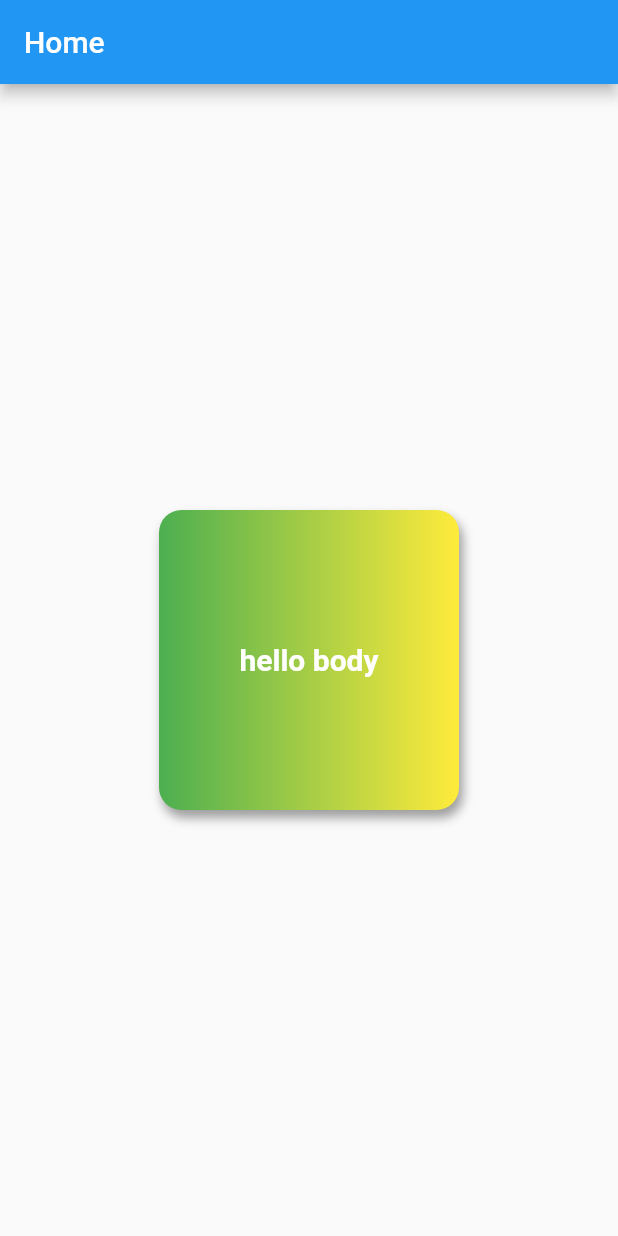
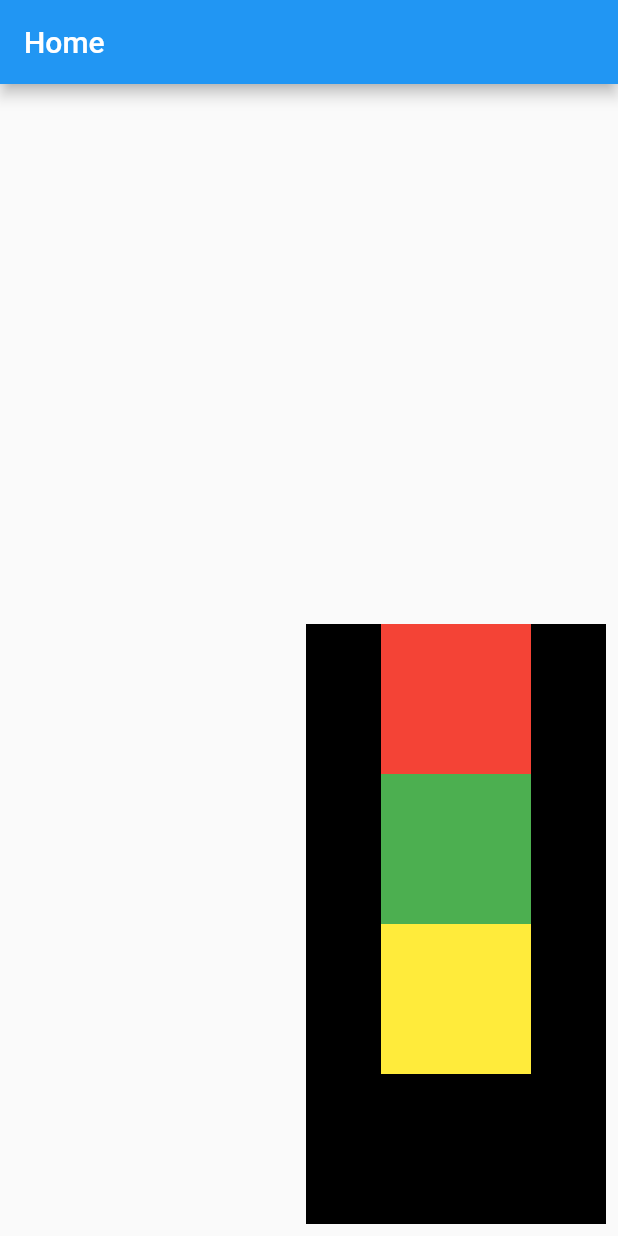
Before and after one commit to im-malikjaved/flutter, a Flutter app: the screen it shows after launch, on a phone screen of 412 x 824 dp. Run offline on Flutter 3.47's test engine with Material 2 defaults, Android fonts, the phone set to English and light mode, and no system bars.

Commit message:
align wedgit and container widget use

```diff
--- a/lib/main.dart
+++ b/lib/main.dart
@@ -15,28 +15,41 @@ class HomePage extends StatelessWidget {
         title: Text("Home"),
       ),
       // ignore: avoid_unnecessary_containers
-      body: Center(
+      body: Padding(
+        padding: const EdgeInsets.all(8.0),
+        child: Align(
+          alignment: Alignment.bottomRight,
           child: Container(
-        padding: const EdgeInsets.all(20),
-        alignment: Alignment.center,
-        decoration: BoxDecoration(
-            boxShadow: const [
-              BoxShadow(
-                  color: Colors.grey, blurRadius: 5, offset: Offset(2.5, 5.0))
-            ],
-            borderRadius: BorderRadius.circular(15),
-            color: Colors.teal,
-            gradient:
-                const LinearGradient(colors: [Colors.green, Colors.yellow])),
-        width: 200,
-        height: 200,
-        child: const Text("hello body",
-            textAlign: TextAlign.center,
-            style: TextStyle(
-                color: Colors.white,
-                fontWeight: FontWeight.bold,
-                fontSize: 20)),
-      )),
+            color: Colors.black,
+            width: 200,
+            height: 400,
+            child: Column(
+              mainAxisAlignment: MainAxisAlignment.start,
+              crossAxisAlignment: CrossAxisAlignment.center,
+              children: <Widget>[
+                Container(
+                  padding: const EdgeInsets.all(8),
+                  color: Colors.red,
+                  width: 100,
+                  height: 100,
+                ),
+                Container(
+                  padding: const EdgeInsets.all(8),
+                  color: Colors.green,
+                  width: 100,
+                  height: 100,
+                ),
+                Container(
+                  padding: const EdgeInsets.all(8),
+                  color: Colors.yellow,
+                  width: 100,
+                  height: 100,
+                )
+              ],
+            ),
+          ),
+        ),
+      ),
     );
   }
 }
```
